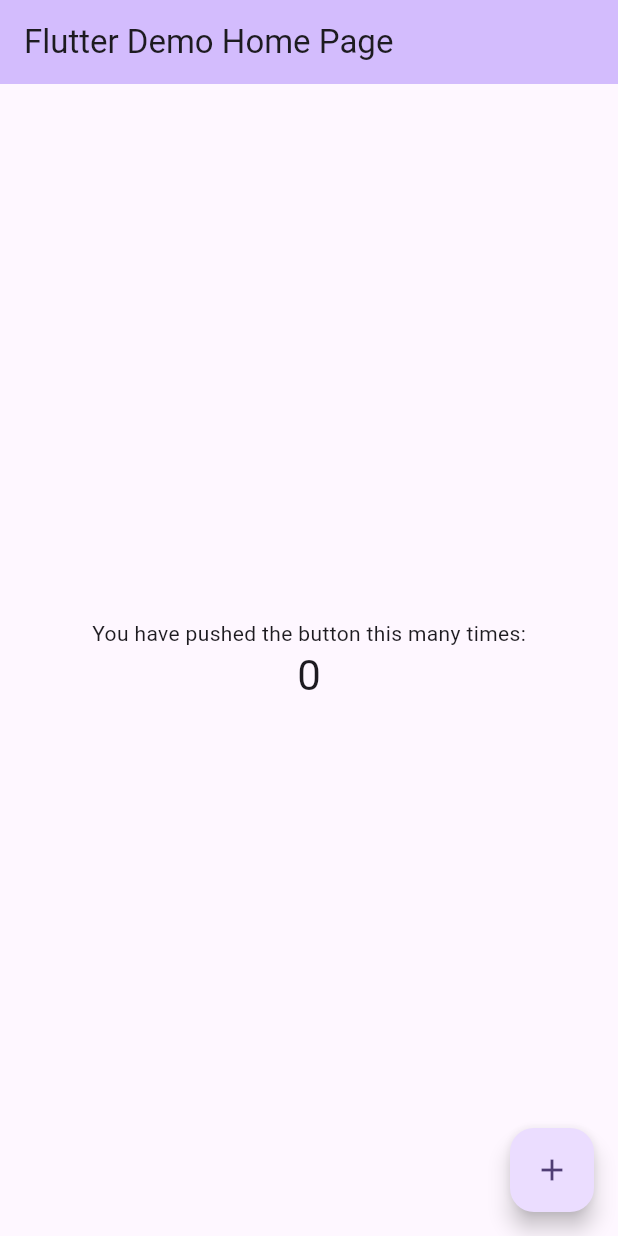
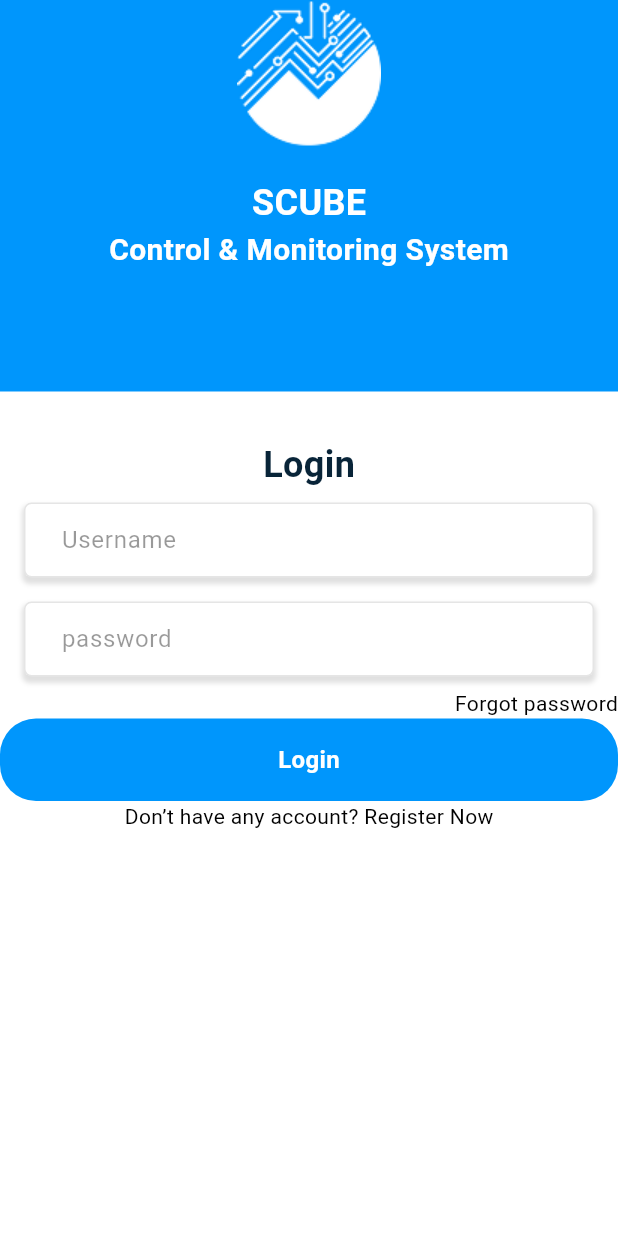
Before and after one commit to abdur-rahman41/control_monitoring_system_app, a Flutter app: the screen it shows after launch, on a phone screen of 412 x 824 dp. Run offline on Flutter 3.47's test engine with Material 3 defaults, Android fonts, the phone set to English and light mode, and no system bars; drawn by our look-alikes of zoom_tap_animation; our stand-ins replace get.

Commit message:
login structure done

```diff
--- /dev/null
+++ b/lib/core/values/colors.dart
@@ -0,0 +1,46 @@
+import 'package:flutter/material.dart';
+
+class AppColors {
+  static Color primaryColor = const Color(0xff0096FC);
+  static Color onPrimaryColor = Colors.white;
+
+  static Color secondaryColor = const Color(0xff005CB2);
+  static Color onSecondaryColor = Colors.white;
+
+  static Color surfaceColor = Colors.white;
+  static Color onSurfaceColor = Colors.black;
+  static Color inputShadowBlue = const Color(0xff275a8a);
+  static Color navBarColor = const Color(0xff005CB2);
+  static Color greenColor = const Color(0xff53b567);
+
+  static Color borderColor = const Color(0xffF2F2F2);
+
+  static Color color212121 = const Color(0xff212121);
+  static Color color545454 = const Color(0xff545454);
+  static Color color737375 = const Color(0xff737375);
+  static Color color00B277 = const Color(0xff00B277);
+
+  static Color defaultButtonBackground = const Color(0xff005CB2);
+
+
+  static List<Color> splashGradient = [
+    const Color(0xffE97E31),
+    const Color(0xffF5AF19),
+    const Color(0xffF49E18),
+    const Color(0xffF48F17)
+  ];
+}
+
+
+extension ColorExtension on String {
+  toColor() {
+    var hexStringColor = this;
+    final buffer = StringBuffer();
+
+    if (hexStringColor.length == 6 || hexStringColor.length == 7) {
+      buffer.write('ff');
+      buffer.write(hexStringColor.replaceFirst("#", ""));
+      return Color(int.parse(buffer.toString(), radix: 16));
+    }
+  }
+}
--- /dev/null
+++ b/lib/core/values/text_style.dart
@@ -0,0 +1,11 @@
+import 'package:flutter/material.dart';
+
+import 'colors.dart';
+
+class AppTextStyle {
+  static TextStyle smallFontStyle = TextStyle(color: Color(0xffD9D9D9),fontSize: 10,fontWeight: FontWeight.w400);
+  static TextStyle normalFontStyle = TextStyle(fontSize: 12, fontWeight: FontWeight.w400, color: AppColors.color737375);
+  static TextStyle mediumFontStyle = TextStyle(fontSize: 14, fontWeight: FontWeight.w500, color: AppColors.color737375);
+  static TextStyle semiboldFontStyle = TextStyle(fontSize: 24, fontWeight: FontWeight.w600, color: Colors.white);
+  static TextStyle boldFontStyle = TextStyle(fontSize: 24, fontWeight: FontWeight.w700, color: Color(0xff082438));
+}
--- /dev/null
+++ b/lib/core/widgets/button.dart
@@ -0,0 +1,51 @@
+import 'package:flutter/material.dart';
+import 'package:get/get.dart';
+import 'package:zoom_tap_animation/zoom_tap_animation.dart';
+
+
+
+class GlobalButton {
+  static simpleBtn(
+      {required String text,
+        Map<String, dynamic>? data,
+        double? width,
+        double? height = 55,
+        Color? background,
+        double? borderRadius,
+        required VoidCallback onTap}) =>
+      ZoomTapAnimation(
+        onTap: onTap,
+        child: Container(
+          width: Get.width,
+          height: height,
+          alignment: Alignment.center,
+          decoration: BoxDecoration(
+              color: background ?? Colors.amber,
+              borderRadius: BorderRadius.circular(borderRadius ?? 24)),
+          child: Text(
+            text,
+            style: TextStyle(
+                fontSize: 16, fontWeight: FontWeight.bold, color: Colors.white),
+          ),
+        ),
+      );
+
+  static backButton({VoidCallback? onTap}) => ZoomTapAnimation(
+    onTap: onTap ??
+            () {
+          Get.back();
+        },
+    child: Container(
+      height: 25,
+      width: 25,
+      margin: EdgeInsets.all(12),
+      decoration: BoxDecoration(
+          color: Colors.grey.shade400,
+          borderRadius: BorderRadius.circular(100)),
+      child: Icon(
+        Icons.arrow_back,
+        color: Colors.white,
+      ),
+    ),
+  );
+}
--- /dev/null
+++ b/lib/core/widgets/input_field.dart
@@ -0,0 +1,123 @@
+import 'package:flutter/material.dart';
+import 'package:flutter/services.dart';
+
+import '../values/colors.dart';
+
+class CommonInputField {
+  static inputField({
+    required TextEditingController controller,
+    required String hint,
+    TextInputType? inputType,
+    List<TextInputFormatter>? formatters,
+    Widget? suffixIcon,
+    bool? isObSecure,
+    FocusNode? focusNode,
+    bool? autoFocus,
+    Function()? onTap,
+    int? maxLine,
+  }) =>
+      Container(
+        height: maxLine == null ? 50 : 50.0 * 2,
+        padding: EdgeInsets.only(
+          left: 24,
+          right: 8,
+        ),
+        decoration: BoxDecoration(
+            color: Colors.white,
+            borderRadius: BorderRadius.circular(5),
+            border: Border.all(
+              color: AppColors.onSurfaceColor.withOpacity(.1),
+              width: 1,
+            ),
+            boxShadow: [
+              BoxShadow(
+                color: Colors.grey.shade300,
+                blurRadius: 2,
+                spreadRadius: 1,
+                offset: Offset(0, 3),
+              )
+            ]),
+        child: Row(
+          children: [
+            Expanded(
+              child: TextField(
+                controller: controller,
+                keyboardType: inputType ?? TextInputType.name,
+                obscureText: isObSecure ?? false,
+                autofocus: autoFocus ?? false,
+                inputFormatters: formatters ?? [],
+                onTap: onTap,
+                maxLines: maxLine ?? 1,
+                decoration: InputDecoration(
+                  border: InputBorder.none,
+                  hintText: hint,
+                  hintStyle: TextStyle(
+                    color: AppColors.onSurfaceColor.withOpacity(.4),
+                  ),
+                  // contentPadding: EdgeInsets.only(bottom: 8),
+                ),
+              ),
+            ),
+            suffixIcon ?? Container(),
+          ],
+        ),
+      );
+
+  static inputFieldForLogin({
+    required TextEditingController controller,
+    required String hint,
+    TextInputType? inputType,
+    Widget? suffixIcon,
+    bool? isObSecure,
+    FocusNode? focusNode,
+    bool? autoFocus,
+    Function()? onTap,
+    int? maxLine,
+  }) =>
+      Container(
+        height: maxLine == null ? 50 : 50.0 * 2,
+        padding: EdgeInsets.only(
+          left: 24,
+          right: 8,
+        ),
+        decoration: BoxDecoration(
+          color: Colors.grey.shade100,
+          borderRadius: BorderRadius.circular(15),
+          border: Border.all(
+            color: AppColors.onSurfaceColor.withOpacity(.1),
+            width: 1,
+          ),
+          // boxShadow: [
+          //   BoxShadow(
+          //     color: Colors.grey.shade300,
+          //     blurRadius: 2,
+          //     spreadRadius: 1,
+          //     offset: Offset(0, 3),
+          //   )
+          // ]
+        ),
+        child: Row(
+          children: [
+            Expanded(
+              child: TextField(
+                controller: controller,
+                keyboardType: inputType ?? TextInputType.name,
+                obscureText: isObSecure ?? false,
+                autofocus: autoFocus ?? false,
+                onTap: onTap,
+                maxLines: maxLine ?? 1,
+                decoration: InputDecoration(
+                  border: InputBorder.none,
+                  hintText: hint,
+                  hintStyle: TextStyle(
+                    color: AppColors.onSurfaceColor.withOpacity(.4),
+                  ),
+                  // contentPadding: EdgeInsets.only(bottom: 8),
+                ),
+              ),
+            ),
+            suffixIcon ?? Container(),
+          ],
+        ),
+      );
+}
--- a/lib/main.dart
+++ b/lib/main.dart
@@ -1,7 +1,23 @@
+import 'package:control_monitoring_system_app/modules/login/view/login_view.dart';
+import 'package:control_monitoring_system_app/routes/app_routes.dart';
 import 'package:flutter/material.dart';
+import 'package:get/get_navigation/src/root/get_material_app.dart';
+
+import 'routes/app_pages.dart';
 
 void main() {
-  runApp(const MyApp());
+  runApp(GetMaterialApp(
+    initialRoute: AppRoutes.LOGIN,
+    getPages: AppPages.routes,
+    debugShowCheckedModeBanner: false,
+    theme: ThemeData(
+      colorScheme: const ColorScheme.light(surface: Colors.white, surfaceTint: Colors.transparent,),
+      textSelectionTheme: const TextSelectionThemeData(
+          selectionColor: Colors.grey,
+          cursorColor: Colors.black
+      ),
+    ),
+  ));
 }
 
 class MyApp extends StatelessWidget {
@@ -30,93 +46,7 @@
         // tested with just a hot reload.
         colorScheme: ColorScheme.fromSeed(seedColor: Colors.deepPurple),
       ),
-      home: const MyHomePage(title: 'Flutter Demo Home Page'),
+      home: LoginView(),
     );
   }
 }
-
-class MyHomePage extends StatefulWidget {
-  const MyHomePage({super.key, required this.title});
-
-  // This widget is the home page of your application. It is stateful, meaning
-  // that it has a State object (defined below) that contains fields that affect
-  // how it looks.
-
-  // This class is the configuration for the state. It holds the values (in this
-  // case the title) provided by the parent (in this case the App widget) and
-  // used by the build method of the State. Fields in a Widget subclass are
-  // always marked "final".
-
-  final String title;
-
-  @override
-  State<MyHomePage> createState() => _MyHomePageState();
-}
-
-class _MyHomePageState extends State<MyHomePage> {
-  int _counter = 0;
-
-  void _incrementCounter() {
-    setState(() {
-      // This call to setState tells the Flutter framework that something has
-      // changed in this State, which causes it to rerun the build method below
-      // so that the display can reflect the updated values. If we changed
-      // _counter without calling setState(), then the build method would not be
-      // called again, and so nothing would appear to happen.
-      _counter++;
-    });
-  }
-
-  @override
-  Widget build(BuildContext context) {
-    // This method is rerun every time setState is called, for instance as done
-    // by the _incrementCounter method above.
-    //
-    // The Flutter framework has been optimized to make rerunning build methods
-    // fast, so that you can just rebuild anything that needs updating rather
-    // than having to individually change instances of widgets.
-    return Scaffold(
-      appBar: AppBar(
-        // TRY THIS: Try changing the color here to a specific color (to
-        // Colors.amber, perhaps?) and trigger a hot reload to see the AppBar
-        // change color while the other colors stay the same.
-        backgroundColor: Theme.of(context).colorScheme.inversePrimary,
-        // Here we take the value from the MyHomePage object that was created by
-        // the App.build method, and use it to set our appbar title.
-        title: Text(widget.title),
-      ),
-      body: Center(
-        // Center is a layout widget. It takes a single child and positions it
-        // in the middle of the parent.
-        child: Column(
-          // Column is also a layout widget. It takes a list of children and
-          // arranges them vertically. By default, it sizes itself to fit its
-          // children horizontally, and tries to be as tall as its parent.
-          //
-          // Column has various properties to control how it sizes itself and
-          // how it positions its children. Here we use mainAxisAlignment to
-          // center the children vertically; the main axis here is the vertical
-          // axis because Columns are vertical (the cross axis would be
-          // horizontal).
-          //
-          // TRY THIS: Invoke "debug painting" (choose the "Toggle Debug Paint"
-          // action in the IDE, or press "p" in the console), to see the
-          // wireframe for each widget.
-          mainAxisAlignment: MainAxisAlignment.center,
-          children: <Widget>[
-            const Text('You have pushed the button this many times:'),
-            Text(
-              '$_counter',
-              style: Theme.of(context).textTheme.headlineMedium,
-            ),
-          ],
-        ),
-      ),
-      floatingActionButton: FloatingActionButton(
-        onPressed: _incrementCounter,
-        tooltip: 'Increment',
-        child: const Icon(Icons.add),
-      ), // This trailing comma makes auto-formatting nicer for build methods.
-    );
-  }
-}
--- /dev/null
+++ b/lib/modules/login/bindings/login_binding.dart
@@ -0,0 +1,12 @@
+
+import 'package:control_monitoring_system_app/modules/login/view_model/login_view_model.dart';
+import 'package:get/get.dart';
+
+
+
+class LoginBinding extends Bindings {
+  @override
+  void dependencies() {
+    Get.lazyPut<LoginViewModel>(() => LoginViewModel());
+  }
+}
--- /dev/null
+++ b/lib/modules/login/view/login_view.dart
@@ -0,0 +1,59 @@
+import 'package:control_monitoring_system_app/core/values/colors.dart';
+import 'package:control_monitoring_system_app/core/values/text_style.dart';
+import 'package:control_monitoring_system_app/core/widgets/button.dart';
+import 'package:control_monitoring_system_app/core/widgets/input_field.dart';
+import 'package:control_monitoring_system_app/modules/login/view_model/login_view_model.dart';
+import 'package:flutter/material.dart';
+import 'package:flutter/src/widgets/framework.dart';
+import 'package:get/get_state_manager/src/simple/get_view.dart';
+
+class LoginView extends GetView<LoginViewModel>{
+  @override
+  Widget build(BuildContext context) {
+    // TODO: implement build
+    return Scaffold(
+      backgroundColor: AppColors.primaryColor,
+      // appBar: AppBar(title: Text("Login"),),
+      body: SafeArea(
+        child: Column(
+          children: [
+            Image.asset("assets/images/scube.png"),
+            SizedBox(height: 20,),
+            Text("SCUBE",style: AppTextStyle.semiboldFontStyle,),
+            Text("Control & Monitoring System",style: AppTextStyle.semiboldFontStyle.copyWith(fontSize:20 )),
+            SizedBox(height: 80,),
+            Expanded(child:  Container(
+              decoration: BoxDecoration(
+                  color: Colors.white
+              ),
+              child: Column(
+                children: [
+                  SizedBox(height: 32,),
+                  Text("Login",style:AppTextStyle.boldFontStyle ,),
+                  Container(
+                    padding: EdgeInsets.symmetric(horizontal: 16,vertical: 8),
+                    child: CommonInputField.inputField(controller: controller.userController, hint: 'Username'),),
+                  Container(
+                      padding: EdgeInsets.symmetric(horizontal: 16,vertical: 8),
+                      child:  CommonInputField.inputField(controller: controller.passwordController, hint: 'password')),
+                  Container(
+                    alignment: Alignment.centerRight,
+                    child: Text("Forgot password"),),
+                  GlobalButton.simpleBtn(text: "Login", onTap: (){},background: AppColors.primaryColor),
+                  Text("Don’t have any account? Register Now")
+
+
+
+
+                ],
+              ),)),
+
+
+
+          ],
+        ),
+      ),
+    );
+  }
+
+}
--- /dev/null
+++ b/lib/modules/login/view_model/login_view_model.dart
@@ -0,0 +1,8 @@
+import 'package:flutter/cupertino.dart';
+import 'package:get/get.dart';
+
+class LoginViewModel extends GetxController{
+
+TextEditingController userController = TextEditingController();
+TextEditingController passwordController = TextEditingController();
+}
--- a/lib/routes/app_pages.dart
+++ b/lib/routes/app_pages.dart
@@ -0,0 +1,17 @@
+
+import 'package:control_monitoring_system_app/modules/login/bindings/login_binding.dart';
+import 'package:control_monitoring_system_app/modules/login/view/login_view.dart';
+import 'package:control_monitoring_system_app/routes/app_routes.dart';
+import 'package:get/get_navigation/src/routes/get_route.dart';
+
+class AppPages {
+  static final routes = [
+
+    GetPage(
+      name: AppRoutes.LOGIN,
+      page: () =>  LoginView(),
+      binding: LoginBinding(),
+    ),
+
+  ];
+}
--- a/lib/routes/app_routes.dart
+++ b/lib/routes/app_routes.dart
@@ -0,0 +1,10 @@
+import 'package:flutter/material.dart';
+
+abstract class AppRoutes {
+  static const HOME = '/home';
+  static const DETAILS = '/details';
+  static const SPLASH = '/splash';
+  static const LOGIN = '/login';
+
+
+}
--- a/pubspec.yaml
+++ b/pubspec.yaml
@@ -35,6 +35,7 @@ dependencies:
   # Use with the CupertinoIcons class for iOS style icons.
   cupertino_icons: ^1.0.8
   get: ^4.7.3
+  zoom_tap_animation: ^1.1.0
 
 
 dev_dependencies:
@@ -60,8 +61,8 @@ flutter:
   uses-material-design: true
 
   # To add assets to your application, add an assets section, like this:
-  # assets:
-  #   - images/a_dot_burr.jpeg
+  assets:
+    - assets/images/
   #   - images/a_dot_ham.jpeg
 
   # An image asset can refer to one or more resolution-specific "variants", see
```
Also changed, not shown: assets/images/scube.png (added), pubspec.lock.
